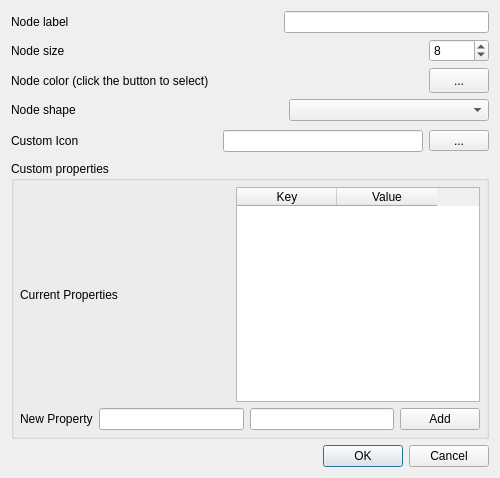
This is src/forms/dialognodeedit.ui in socnetv/app as Qt 5 draws it before an edit. The edited form follows.
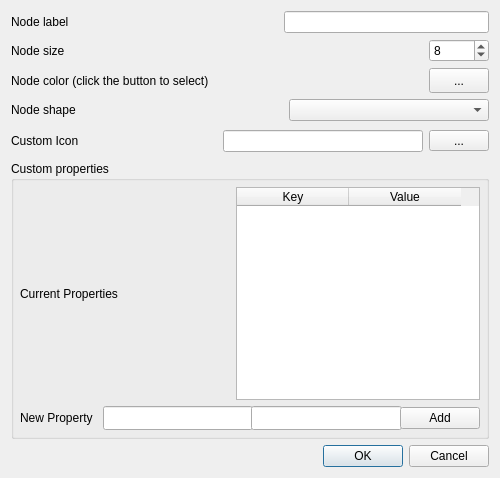
This is the edited form.

```diff
--- a/src/forms/dialognodeedit.ui
+++ b/src/forms/dialognodeedit.ui
@@ -351,6 +351,33 @@
         </item>
         <item>
          <widget class="QTableWidget" name="customAttributesTable">
+          <property name="toolTip">
+           <string>&lt;html&gt;&lt;head/&gt;&lt;body&gt;&lt;p&gt;Shows the current custom attributes (key-value pairs).&lt;/p&gt;&lt;/body&gt;&lt;/html&gt;</string>
+          </property>
+          <property name="gridStyle">
+           <enum>Qt::PenStyle::DotLine</enum>
+          </property>
+          <property name="sortingEnabled">
+           <bool>true</bool>
+          </property>
+          <attribute name="horizontalHeaderCascadingSectionResizes">
+           <bool>false</bool>
+          </attribute>
+          <attribute name="horizontalHeaderDefaultSectionSize">
+           <number>112</number>
+          </attribute>
+          <attribute name="horizontalHeaderShowSortIndicator" stdset="0">
+           <bool>true</bool>
+          </attribute>
+          <attribute name="horizontalHeaderStretchLastSection">
+           <bool>false</bool>
+          </attribute>
+          <attribute name="verticalHeaderShowSortIndicator" stdset="0">
+           <bool>true</bool>
+          </attribute>
+          <attribute name="verticalHeaderStretchLastSection">
+           <bool>false</bool>
+          </attribute>
           <column>
            <property name="text">
             <string>Key</string>
@@ -367,6 +394,9 @@
       </item>
       <item row="1" column="0">
        <layout class="QHBoxLayout" name="horizontalLayout_7">
+        <property name="spacing">
+         <number>10</number>
+        </property>
         <item>
          <widget class="QLabel" name="label_6">
           <property name="text">
@@ -374,17 +404,50 @@
           </property>
          </widget>
         </item>
-        <item>
-         <widget class="QLineEdit" name="valueLineEdit">
-          <property name="statusTip">
-           <string>Enter key name</string>
-          </property>
-         </widget>
-        </item>
         <item>
          <widget class="QLineEdit" name="keyLineEdit">
+          <property name="sizePolicy">
+           <sizepolicy hsizetype="MinimumExpanding" vsizetype="Fixed">
+            <horstretch>0</horstretch>
+            <verstretch>0</verstretch>
+           </sizepolicy>
+          </property>
+          <property name="minimumSize">
+           <size>
+            <width>150</width>
+            <height>24</height>
+           </size>
+          </property>
+          <property name="toolTip">
+           <string>&lt;html&gt;&lt;head/&gt;&lt;body&gt;&lt;p&gt;Enter key&lt;/p&gt;&lt;/body&gt;&lt;/html&gt;</string>
+          </property>
           <property name="statusTip">
-           <string>Enter key value</string>
+           <string>Enter key</string>
+          </property>
+         </widget>
+        </item>
+        <item>
+         <widget class="QLineEdit" name="valueLineEdit">
+          <property name="sizePolicy">
+           <sizepolicy hsizetype="MinimumExpanding" vsizetype="Fixed">
+            <horstretch>0</horstretch>
+            <verstretch>0</verstretch>
+           </sizepolicy>
+          </property>
+          <property name="minimumSize">
+           <size>
+            <width>151</width>
+            <height>24</height>
+           </size>
+          </property>
+          <property name="toolTip">
+           <string>&lt;html&gt;&lt;head/&gt;&lt;body&gt;&lt;p&gt;Enter value&lt;/p&gt;&lt;/body&gt;&lt;/html&gt;</string>
+          </property>
+          <property name="statusTip">
+           <string>Enter value</string>
+          </property>
+          <property name="autoFillBackground">
+           <bool>false</bool>
           </property>
          </widget>
         </item>
```
Left out of the diff: 18 changed lines with no effect on the pictures.
